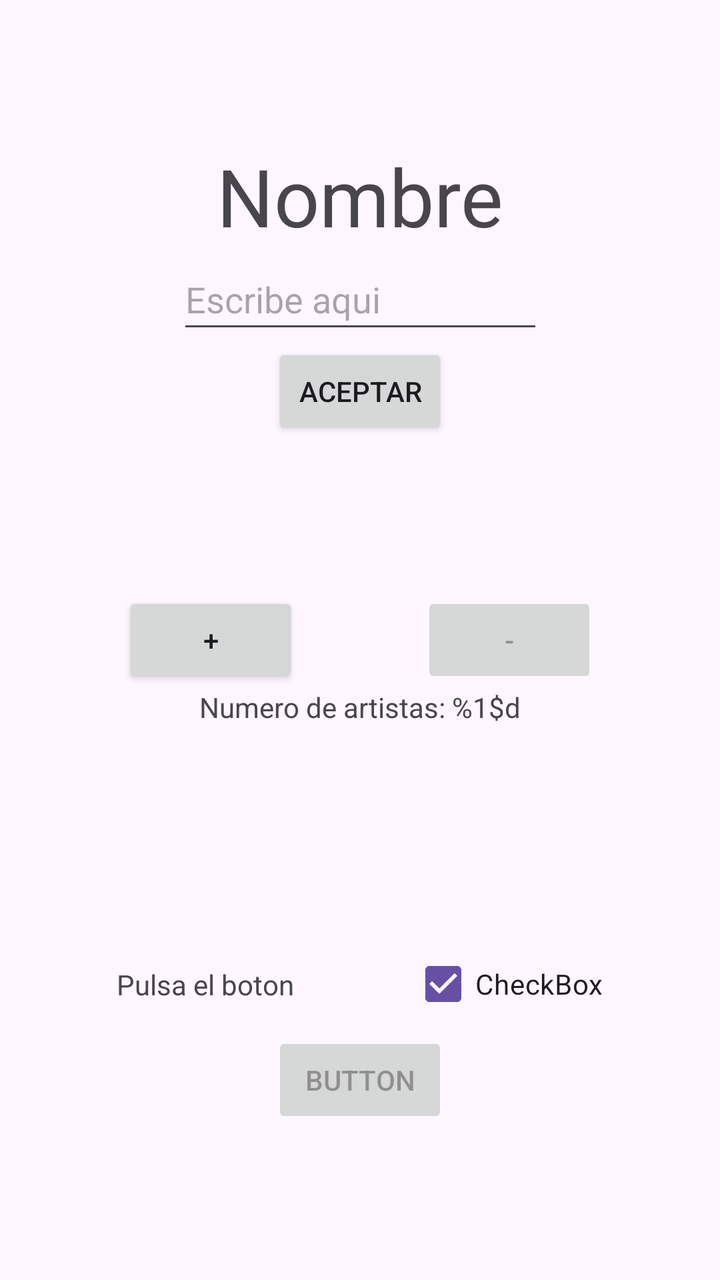
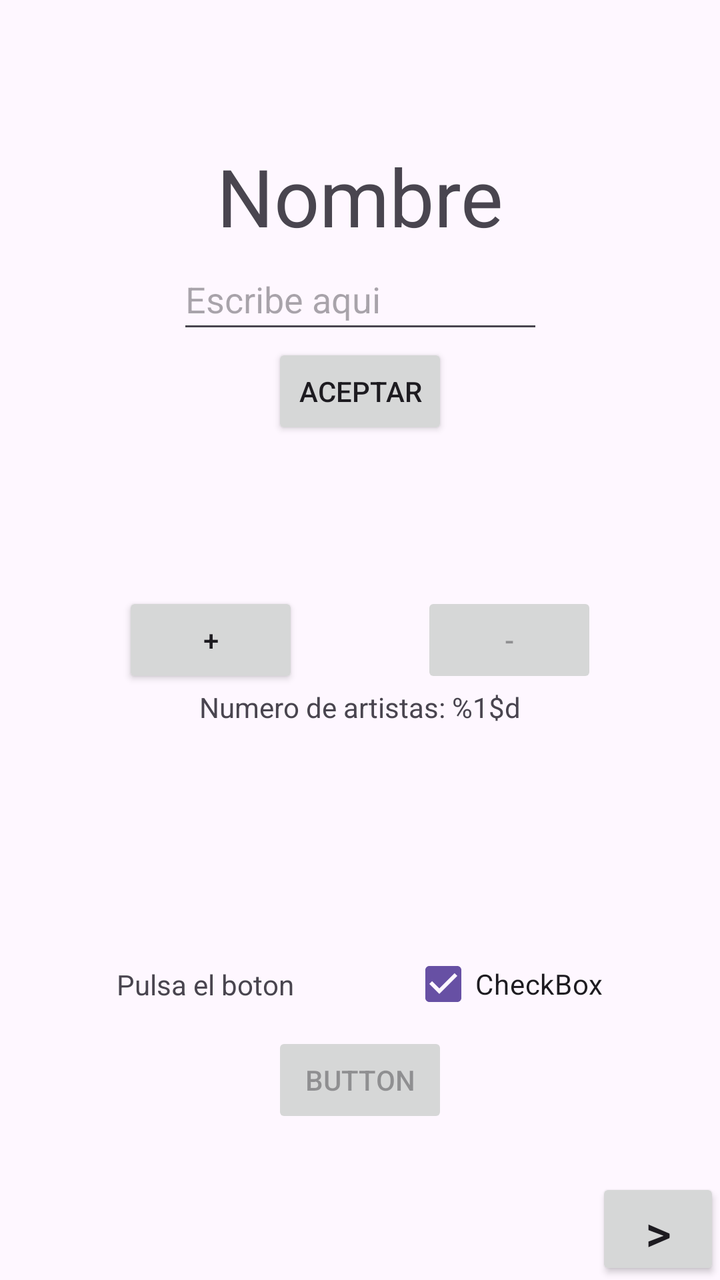

Compare the two renders of this Android layout. The source of the first and the diff that turns it into the second are given below.
<!-- AndroidManifest.xml: application theme Theme.Eco -->
<!-- res/layout/activity_alta_cancion.xml -->
<?xml version="1.0" encoding="utf-8"?>
<androidx.constraintlayout.widget.ConstraintLayout
    xmlns:android="http://schemas.android.com/apk/res/android"
    xmlns:tools="http://schemas.android.com/tools"
    xmlns:app="http://schemas.android.com/apk/res-auto"
    android:id="@+id/main"
    android:layout_width="match_parent"
    android:layout_height="match_parent"
    tools:context=".AltaCancionActivity">

    <Button
        android:id="@+id/addButton"
        android:layout_width="wrap_content"
        android:layout_height="wrap_content"
        android:text="+"
        app:layout_constraintBottom_toBottomOf="parent"
        app:layout_constraintEnd_toStartOf="@+id/resButton"
        app:layout_constraintStart_toStartOf="parent"
        app:layout_constraintTop_toTopOf="parent" />

    <Button
        android:id="@+id/resButton"
        android:layout_width="wrap_content"
        android:layout_height="wrap_content"
        android:text="-"
        android:enabled="false"
        app:layout_constraintBottom_toBottomOf="parent"
        app:layout_constraintEnd_toEndOf="parent"
        app:layout_constraintStart_toEndOf="@id/addButton"
        app:layout_constraintTop_toTopOf="parent" />

    <TextView
        android:id="@+id/artistNumber"
        android:layout_width="wrap_content"
        android:layout_height="wrap_content"
        android:text="@string/numbers_of_artist"
        app:layout_constraintEnd_toEndOf="parent"
        app:layout_constraintStart_toStartOf="parent"
        app:layout_constraintTop_toBottomOf="@+id/addButton" />

    <EditText
        android:id="@+id/songNameEdit"
        android:layout_width="183dp"
        android:layout_height="47dp"
        android:ems="10"
        android:hint="@string/write_here"
        android:inputType="text"
        android:text=""
        app:layout_constraintBottom_toTopOf="@+id/addButton"
        app:layout_constraintEnd_toEndOf="parent"
        app:layout_constraintStart_toStartOf="parent"
        app:layout_constraintTop_toTopOf="parent" />

    <TextView
        android:id="@+id/songName"
        android:layout_width="wrap_content"
        android:layout_height="wrap_content"
        android:text="@string/name"
        android:textSize="40sp"
        app:layout_constraintBottom_toTopOf="@+id/songNameEdit"
        app:layout_constraintEnd_toEndOf="parent"
        app:layout_constraintStart_toStartOf="parent" />

    <Button
        android:id="@+id/nameButton"
        android:layout_width="wrap_content"
        android:layout_height="wrap_content"
        android:text="@string/acept"
        app:layout_constraintEnd_toEndOf="parent"
        app:layout_constraintStart_toStartOf="parent"
        app:layout_constraintTop_toBottomOf="@+id/songNameEdit" />

    <TextView
        android:id="@+id/puss"
        android:layout_width="wrap_content"
        android:layout_height="wrap_content"
        android:text="@string/puss_button"
        app:layout_constraintBottom_toBottomOf="parent"
        app:layout_constraintEnd_toStartOf="@+id/checkBoxBiblioteca"
        app:layout_constraintStart_toStartOf="parent"
        app:layout_constraintTop_toBottomOf="@+id/addButton" />

    <CheckBox
        android:id="@+id/checkBoxBiblioteca"
        android:layout_width="wrap_content"
        android:layout_height="wrap_content"
        android:text="CheckBox"
        android:checked="true"
        app:layout_constraintBottom_toBottomOf="parent"
        app:layout_constraintEnd_toEndOf="parent"
        app:layout_constraintStart_toEndOf="@id/puss"
        app:layout_constraintTop_toBottomOf="@+id/resButton" />

    <Button
        android:id="@+id/boxButton"
        android:layout_width="wrap_content"
        android:layout_height="wrap_content"
        android:text="Button"
        android:enabled="false"
        app:layout_constraintEnd_toEndOf="parent"
        app:layout_constraintStart_toStartOf="parent"
        app:layout_constraintTop_toBottomOf="@+id/checkBoxBiblioteca" />

</androidx.constraintlayout.widget.ConstraintLayout>
<!-- resources referenced by this layout -->
<resources>
  <string name="acept">Aceptar</string>
  <string name="name">Nombre</string>
  <string name="numbers_of_artist">Numero de artistas: %1$d</string>
  <string name="puss_button">Pulsa el boton</string>
  <string name="write_here">Escribe aqui</string>
  <style name="Theme.Eco" parent="Base.Theme.Eco" />
  <style name="Base.Theme.Eco" parent="Theme.Material3.DayNight.NoActionBar">
          
          
      </style>
</resources>

<!-- the commit's change to res/layout/activity_alta_cancion.xml (unified diff, before → after) -->
@@ -101,4 +101,13 @@
         app:layout_constraintStart_toStartOf="parent"
         app:layout_constraintTop_toBottomOf="@+id/checkBoxBiblioteca" />
 
+    <Button
+        android:id="@+id/button7"
+        android:layout_width="62dp"
+        android:layout_height="51dp"
+        android:text=">"
+        android:textSize="25sp"
+        app:layout_constraintBottom_toBottomOf="parent"
+        app:layout_constraintEnd_toEndOf="parent" />
+
 </androidx.constraintlayout.widget.ConstraintLayout>
